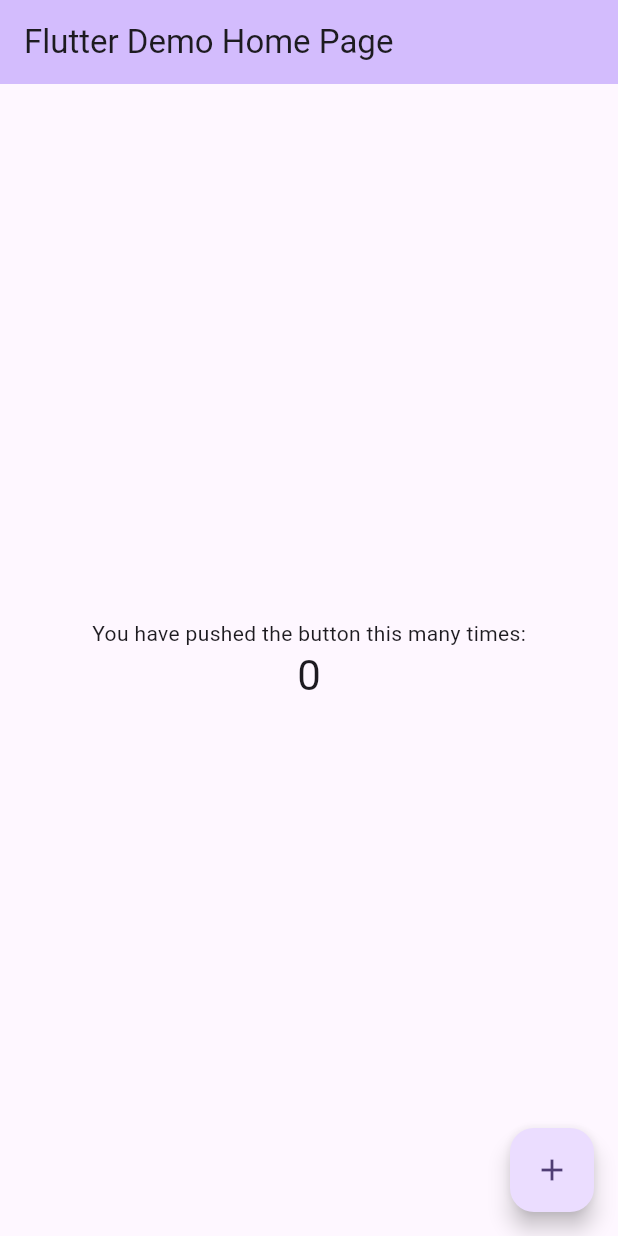
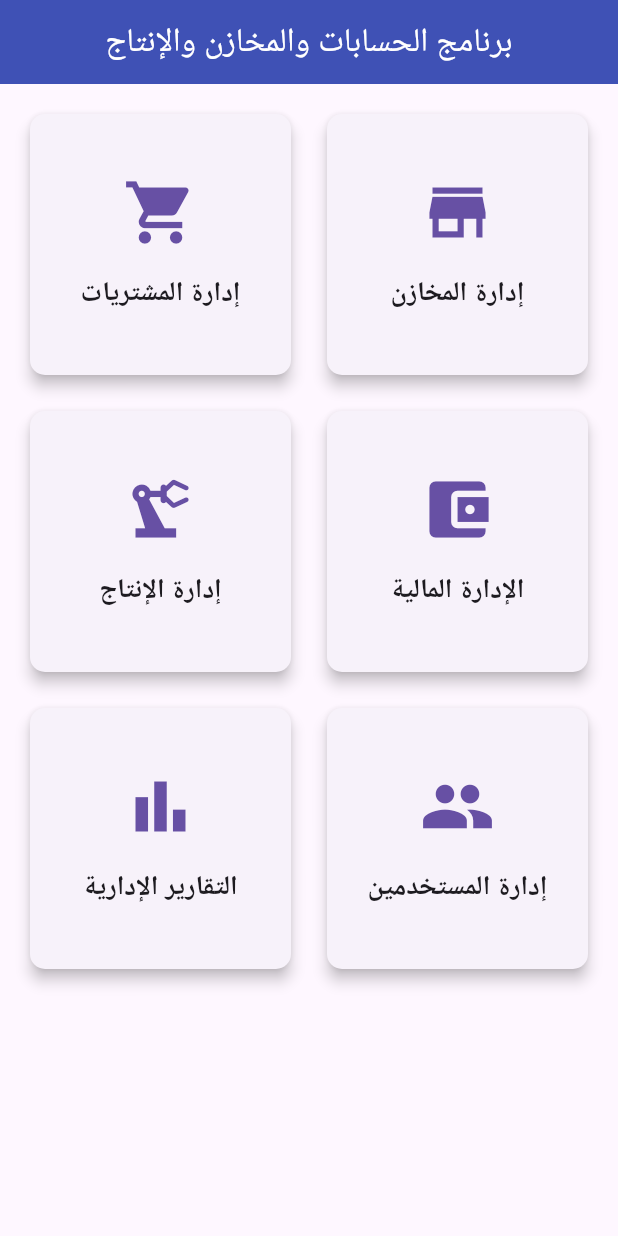
Before and after one commit to could-ai/0199690c-1376-767f-bef1-37b92ae840bb, a Flutter app: the screen it shows after launch, on a phone screen of 412 x 824 dp. Run offline on Flutter 3.47's test engine with Material 3 defaults, Android fonts, the phone set to English and light mode, and no system bars.

Commit message:
لقد قمت بتحديث ملف main.dart لتهيئة التطبيق باللغة العربية بشكل كامل. تم ضبط اتجاه الواجهة من اليمين إلى اليسار (RTL)، وتعيين اللغة العربية كلغة أساسية، وتحديث الثيم ليكون ذا طابع احترافي ومناسب لبرنامج أعمال. تم استبدال الشاشة الرئيسية الافتراضية بشاشة HomeScreen الجديدة التي ستكون بمثابة لوحة التحكم الرئيسية للتطبيق.; تم تحديث ملف pubspec.yaml لإضافة الحزم الضرورية لدعم اللغة العربية والتعامل مع التدويل (Localization). لقد أضفت flutter_localizations و intl، وهما حزمتان أساسيتان لضمان عرض النصوص والتواريخ والأرقام بشكل صحيح ومتوافق مع اللغة العربية في جميع أنحاء التطبيق.; لقد قمت بإنشاء ملف جديد لشاشة التطبيق الرئيسية (HomeScreen) في lib/screens/home_screen.dart. هذه الشاشة هي نقطة البداية وستعمل كلوحة تحكم مركزية. تم تصميمها لعرض الوحدات الرئيسية الست التي طلبتها (إدارة المخازن، المشتريات، المالية، الإنتاج، المستخدمين، والتقارير) في شكل شبكة من البطاقات الأنيقة، مما يوفر وصولاً سهلاً ومنظماً لكل قسم.

```diff
--- a/usr/lib/main.dart
+++ b/usr/lib/main.dart
@@ -1,4 +1,6 @@
 import 'package:flutter/material.dart';
+import 'package:flutter_localizations/flutter_localizations.dart';
+import 'screens/home_screen.dart';
 
 void main() {
   runApp(const MyApp());
@@ -7,114 +9,48 @@ void main() {
 class MyApp extends StatelessWidget {
   const MyApp({super.key});
 
-  // This widget is the root of your application.
   @override
   Widget build(BuildContext context) {
     return MaterialApp(
-      title: 'Flutter Demo',
+      title: 'برنامج الحسابات والمخازن',
       debugShowCheckedModeBanner: false,
+      localizationsDelegates: const [
+        GlobalMaterialLocalizations.delegate,
+        GlobalWidgetsLocalizations.delegate,
+        GlobalCupertinoLocalizations.delegate,
+      ],
+      supportedLocales: const [
+        Locale('ar', ''), // Arabic
+      ],
+      locale: const Locale('ar', ''),
       theme: ThemeData(
-        // This is the theme of your application.
-        //
-        // TRY THIS: Try running your application with "flutter run". You'll see
-        // the application has a purple toolbar. Then, without quitting the app,
-        // try changing the seedColor in the colorScheme below to Colors.green
-        // and then invoke "hot reload" (save your changes or press the "hot
-        // reload" button in a Flutter-supported IDE, or press "r" if you used
-        // the command line to start the app).
-        //
-        // Notice that the counter didn't reset back to zero; the application
-        // state is not lost during the reload. To reset the state, use hot
-        // restart instead.
-        //
-        // This works for code too, not just values: Most code changes can be
-        // tested with just a hot reload.
-        colorScheme: ColorScheme.fromSeed(seedColor: Colors.deepPurple),
+        primarySwatch: Colors.indigo,
+        visualDensity: VisualDensity.adaptivePlatformDensity,
+        appBarTheme: const AppBarTheme(
+          backgroundColor: Colors.indigo,
+          foregroundColor: Colors.white,
+          centerTitle: true,
+        ),
+        cardTheme: CardTheme(
+          elevation: 4,
+          shape: RoundedRectangleBorder(
+            borderRadius: BorderRadius.circular(10),
+          ),
+        ),
+        elevatedButtonTheme: ElevatedButtonThemeData(
+          style: ElevatedButton.styleFrom(
+            backgroundColor: Colors.indigo,
+            foregroundColor: Colors.white,
+            shape: RoundedRectangleBorder(
+              borderRadius: BorderRadius.circular(8),
+            ),
+          ),
+        ),
       ),
-      home: const MyHomePage(title: 'Flutter Demo Home Page'),
+      home: const Directionality(
+        textDirection: TextDirection.rtl,
+        child: HomeScreen(),
+      ),
     );
   }
 }
-
-class MyHomePage extends StatefulWidget {
-  const MyHomePage({super.key, required this.title});
-
-  // This widget is the home page of your application. It is stateful, meaning
-  // that it has a State object (defined below) that contains fields that affect
-  // how it looks.
-
-  // This class is the configuration for the state. It holds the values (in this
-  // case the title) provided by the parent (in this case the App widget) and
-  // used by the build method of the State. Fields in a Widget subclass are
-  // always marked "final".
-
-  final String title;
-
-  @override
-  State<MyHomePage> createState() => _MyHomePageState();
-}
-
-class _MyHomePageState extends State<MyHomePage> {
-  int _counter = 0;
-
-  void _incrementCounter() {
-    setState(() {
-      // This call to setState tells the Flutter framework that something has
-      // changed in this State, which causes it to rerun the build method below
-      // so that the display can reflect the updated values. If we changed
-      // _counter without calling setState(), then the build method would not be
-      // called again, and so nothing would appear to happen.
-      _counter++;
-    });
-  }
-
-  @override
-  Widget build(BuildContext context) {
-    // This method is rerun every time setState is called, for instance as done
-    // by the _incrementCounter method above.
-    //
-    // The Flutter framework has been optimized to make rerunning build methods
-    // fast, so that you can just rebuild anything that needs updating rather
-    // than having to individually change instances of widgets.
-    return Scaffold(
-      appBar: AppBar(
-        // TRY THIS: Try changing the color here to a specific color (to
-        // Colors.amber, perhaps?) and trigger a hot reload to see the AppBar
-        // change color while the other colors stay the same.
-        backgroundColor: Theme.of(context).colorScheme.inversePrimary,
-        // Here we take the value from the MyHomePage object that was created by
-        // the App.build method, and use it to set our appbar title.
-        title: Text(widget.title),
-      ),
-      body: Center(
-        // Center is a layout widget. It takes a single child and positions it
-        // in the middle of the parent.
-        child: Column(
-          // Column is also a layout widget. It takes a list of children and
-          // arranges them vertically. By default, it sizes itself to fit its
-          // children horizontally, and tries to be as tall as its parent.
-          //
-          // Column has various properties to control how it sizes itself and
-          // how it positions its children. Here we use mainAxisAlignment to
-          // center the children vertically; the main axis here is the vertical
-          // axis because Columns are vertical (the cross axis would be
-          // horizontal).
-          //
-          // TRY THIS: Invoke "debug painting" (choose the "Toggle Debug Paint"
-          // action in the IDE, or press "p" in the console), to see the
-          // wireframe for each widget.
-          mainAxisAlignment: MainAxisAlignment.center,
-          children: <Widget>[
-            const Text('You have pushed the button this many times:'),
-            Text('$_counter', style: Theme.of(context).textTheme.headlineMedium),
-          ],
-        ),
-      ),
-      floatingActionButton: FloatingActionButton(
-        onPressed: _incrementCounter,
-        tooltip: 'Increment',
-        child: const Icon(Icons.add),
-      ), // This trailing comma makes auto-formatting nicer for build methods.
-    );
-  }
-}
--- /dev/null
+++ b/usr/lib/screens/home_screen.dart
@@ -0,0 +1,65 @@
+import 'package:flutter/material.dart';
+
+class HomeScreen extends StatelessWidget {
+  const HomeScreen({super.key});
+
+  @override
+  Widget build(BuildContext context) {
+    return Scaffold(
+      appBar: AppBar(
+        title: const Text('برنامج الحسابات والمخازن والإنتاج'),
+      ),
+      body: GridView.count(
+        crossAxisCount: 2,
+        padding: const EdgeInsets.all(16.0),
+        crossAxisSpacing: 16.0,
+        mainAxisSpacing: 16.0,
+        children: <Widget>[
+          _buildModuleCard(context, 'إدارة المخازن', Icons.store_mall_directory, () {
+            // TODO: Navigate to Inventory Management Screen
+          }),
+          _buildModuleCard(context, 'إدارة المشتريات', Icons.shopping_cart, () {
+            // TODO: Navigate to Purchases Management Screen
+          }),
+          _buildModuleCard(context, 'الإدارة المالية', Icons.account_balance_wallet, () {
+            // TODO: Navigate to Financial Management Screen
+          }),
+          _buildModuleCard(context, 'إدارة الإنتاج', Icons.precision_manufacturing, () {
+            // TODO: Navigate to Production Management Screen
+          }),
+          _buildModuleCard(context, 'إدارة المستخدمين', Icons.people, () {
+            // TODO: Navigate to User Management Screen
+          }),
+          _buildModuleCard(context, 'التقارير الإدارية', Icons.bar_chart, () {
+            // TODO: Navigate to Admin Reports Screen
+          }),
+        ],
+      ),
+    );
+  }
+
+  Widget _buildModuleCard(BuildContext context, String title, IconData icon, VoidCallback onTap) {
+    return InkWell(
+      onTap: onTap,
+      borderRadius: BorderRadius.circular(10),
+      child: Card(
+        child: Column(
+          mainAxisAlignment: MainAxisAlignment.center,
+          crossAxisAlignment: CrossAxisAlignment.center,
+          children: <Widget>[
+            Icon(icon, size: 50.0, color: Theme.of(context).primaryColor),
+            const SizedBox(height: 16.0),
+            Text(
+              title,
+              textAlign: TextAlign.center,
+              style: const TextStyle(
+                fontSize: 18.0,
+                fontWeight: FontWeight.bold,
+              ),
+            ),
+          ],
+        ),
+      ),
+    );
+  }
+}
```
Also changed, not shown: usr/pubspec.yaml (+4 -70 lines).
